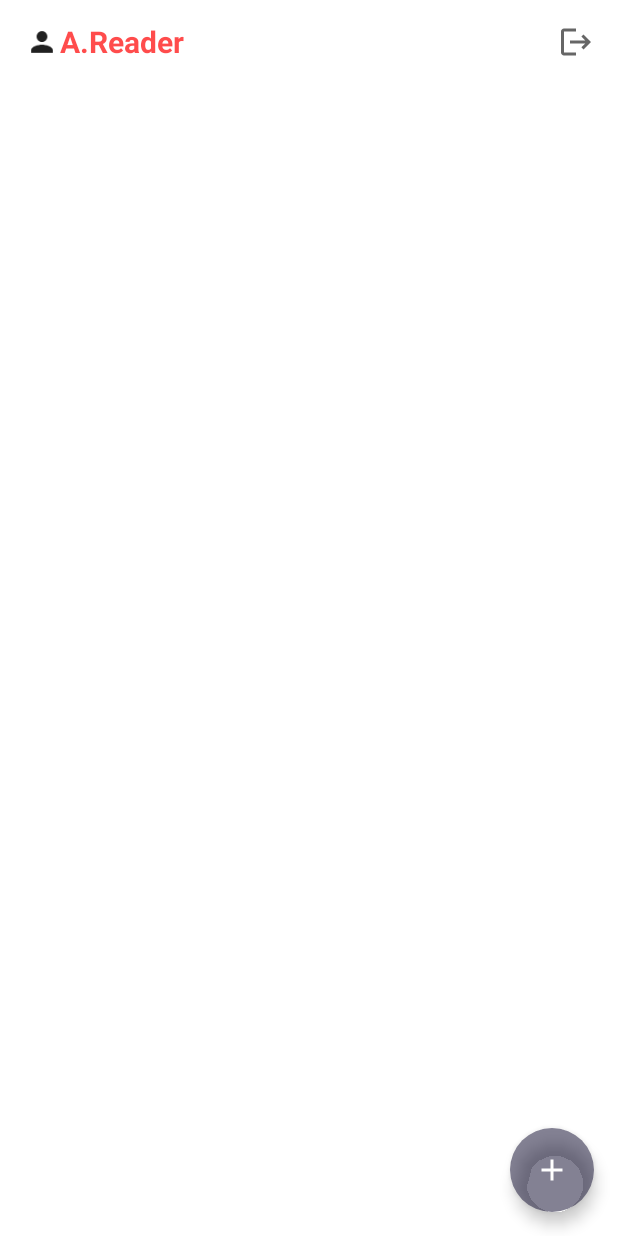
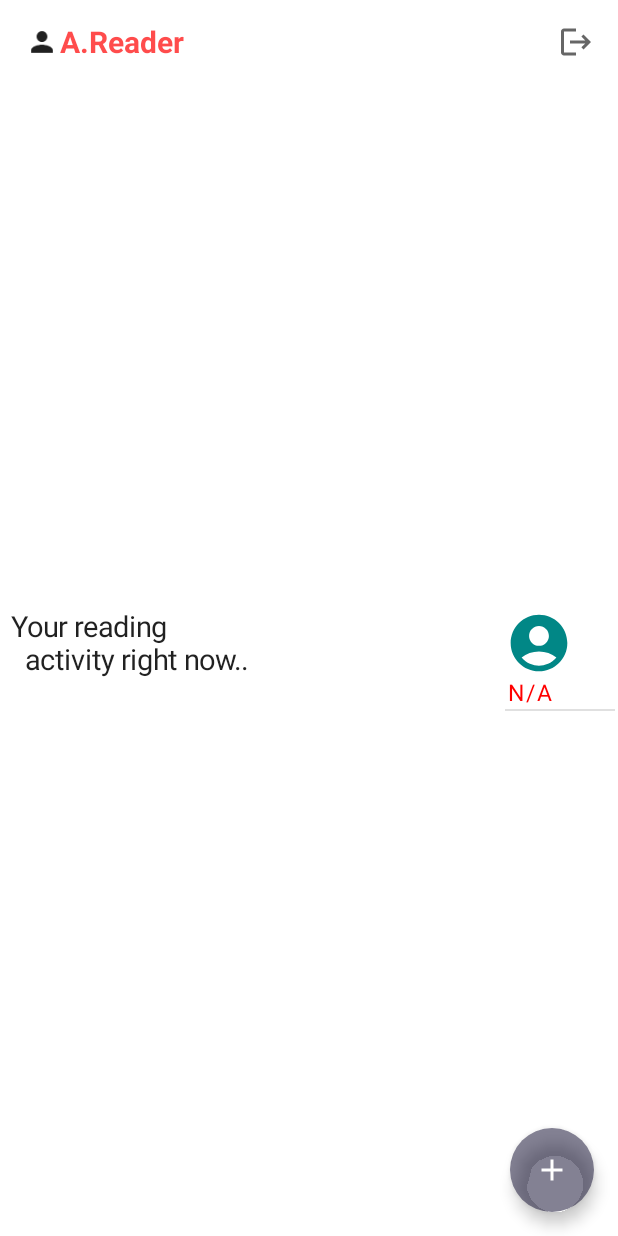
Before and after one commit to krystianmakowski/AppReader, an Android app built with Jetpack Compose: the HomeScreen screen opened through its navigation route, on a phone screen of 412 x 824 dp. Run offline under Robolectric (Android 15) with nearby library versions, the phone set to English and light mode, and no system bars; our stand-ins replace Dagger/Hilt's generated code, Firebase (no records; nobody signed in at launch, a user with empty details on screens opened directly).

Commit message:
HomeScreen

```diff
--- a/app/src/main/java/com/makowski/appreader/components/Components.kt
+++ b/app/src/main/java/com/makowski/appreader/components/Components.kt
@@ -1,26 +1,36 @@
 package com.makowski.appreader.components
 
-import androidx.compose.foundation.layout.fillMaxWidth
-import androidx.compose.foundation.layout.padding
+import androidx.compose.foundation.layout.*
+import androidx.compose.foundation.shape.RoundedCornerShape
 import androidx.compose.foundation.text.KeyboardActions
 import androidx.compose.foundation.text.KeyboardOptions
-import androidx.compose.material.IconButton
-import androidx.compose.material.MaterialTheme
-import androidx.compose.material.OutlinedTextField
-import androidx.compose.material.Text
+import androidx.compose.material.*
 import androidx.compose.material.icons.Icons
+import androidx.compose.material.icons.filled.Add
 import androidx.compose.material.icons.filled.Close
+import androidx.compose.material.icons.filled.Logout
+import androidx.compose.material.icons.filled.Person
 import androidx.compose.runtime.Composable
 import androidx.compose.runtime.MutableState
+import androidx.compose.ui.Alignment
 import androidx.compose.ui.Modifier
+import androidx.compose.ui.draw.clip
+import androidx.compose.ui.draw.scale
 import androidx.compose.ui.graphics.Color
 import androidx.compose.ui.text.TextStyle
+import androidx.compose.ui.text.font.FontStyle
+import androidx.compose.ui.text.font.FontWeight
 import androidx.compose.ui.text.input.ImeAction
 import androidx.compose.ui.text.input.KeyboardType
 import androidx.compose.ui.text.input.PasswordVisualTransformation
 import androidx.compose.ui.text.input.VisualTransformation
+import androidx.compose.ui.text.style.TextAlign
 import androidx.compose.ui.unit.dp
 import androidx.compose.ui.unit.sp
+import androidx.navigation.NavController
+import com.google.firebase.auth.FirebaseAuth
+import com.makowski.appreader.R
+import com.makowski.appreader.navigation.ReaderScreens
 
 @Composable
 fun ReaderLogo(modifier: Modifier = Modifier) {
@@ -119,3 +129,64 @@ fun PasswordVisibility(passwordVisibility: MutableState<Boolean>) {
     }
 
 }
+
+@Composable
+fun ReaderAppBar(
+    title: String,
+    showProfile: Boolean = true,
+    navController: NavController
+){
+    TopAppBar(
+        title = {
+            Row(verticalAlignment = Alignment.CenterVertically) {
+                if (showProfile) {
+                    Icon(
+                        imageVector = Icons.Default.Person,
+                        contentDescription = "Logo icon",
+                        modifier = Modifier
+                            .clip(
+                                RoundedCornerShape(12.dp)
+                            )
+                            .scale(0.9f)
+                    )
+                }
+                Text(
+                    text = title,
+                    color = Color.Red.copy(alpha = 0.7f),
+                    style = TextStyle(fontWeight = FontWeight.Bold, fontSize = 20.sp))
+                Spacer(modifier = Modifier.width(150.dp))
+
+            }
+        },
+        actions = {
+            IconButton(onClick = {
+                FirebaseAuth.getInstance().signOut().run {
+                    navController.navigate(ReaderScreens.LoginScreen.name)
+                } }) {
+                Icon(imageVector = Icons.Filled.Logout, contentDescription = "Logout icon")
+            }
+        },
+        backgroundColor = Color.Transparent,
+        elevation = 0.dp)
+
+}
+
+@Composable
+fun FABContent(onTap: () -> Unit) {
+    FloatingActionButton(
+        onClick = { onTap() },
+        shape = RoundedCornerShape(50.dp),
+        backgroundColor = Color(R.color.actionbutton)
+    ) {
+        Icon(imageVector = Icons.Default.Add, contentDescription = "Add a book", tint = Color.White)
+    }
+}
+
+@Composable
+fun TitleSection(modifier: Modifier = Modifier, label: String){
+    Surface(modifier = modifier.padding(start = 5.dp, top = 1.dp)) {
+        Column() {
+            Text(text = label, fontStyle = FontStyle.Normal, fontSize = 19.sp, textAlign = TextAlign.Left)
+        }
+    }
+}
--- a/app/src/main/java/com/makowski/appreader/screens/home/ReaderHomeScreen.kt
+++ b/app/src/main/java/com/makowski/appreader/screens/home/ReaderHomeScreen.kt
@@ -1,34 +1,33 @@
 package com.makowski.appreader.screens.home
 
 import androidx.compose.foundation.Image
-import androidx.compose.foundation.layout.Row
-import androidx.compose.foundation.layout.Spacer
-import androidx.compose.foundation.layout.fillMaxSize
-import androidx.compose.foundation.layout.width
+import androidx.compose.foundation.clickable
+import androidx.compose.foundation.layout.*
 import androidx.compose.foundation.shape.RoundedCornerShape
 import androidx.compose.material.*
 import androidx.compose.material.icons.Icons
-import androidx.compose.material.icons.filled.Add
-import androidx.compose.material.icons.filled.Logout
-import androidx.compose.material.icons.filled.Person
+import androidx.compose.material.icons.filled.AccountCircle
 import androidx.compose.runtime.Composable
 import androidx.compose.ui.Alignment
 import androidx.compose.ui.Modifier
-import androidx.compose.ui.draw.clip
-import androidx.compose.ui.draw.scale
 import androidx.compose.ui.graphics.Color
-import androidx.compose.ui.res.painterResource
-import androidx.compose.ui.text.TextStyle
-import androidx.compose.ui.text.font.FontWeight
+import androidx.compose.ui.platform.LocalContext
+import androidx.compose.ui.text.style.TextOverflow
+import androidx.compose.ui.tooling.preview.Preview
 import androidx.compose.ui.unit.dp
 import androidx.compose.ui.unit.sp
 import androidx.navigation.NavController
+import coil.compose.rememberImagePainter
 import com.google.firebase.auth.FirebaseAuth
-import com.makowski.appreader.R
+import com.makowski.appreader.components.FABContent
+import com.makowski.appreader.components.ReaderAppBar
+import com.makowski.appreader.components.TitleSection
+import com.makowski.appreader.model.MBook
 import com.makowski.appreader.navigation.ReaderScreens
 
+@Preview
 @Composable
-fun HomeScreen(navController: NavController){
+fun HomeScreen(navController: NavController = NavController(LocalContext.current)){
     Scaffold(
         topBar = {
                  ReaderAppBar(title = "A.Reader", navController = navController)
@@ -39,59 +38,84 @@ fun HomeScreen(navController: NavController){
             } }
     ) {
         Surface(modifier = Modifier.fillMaxSize()) {
-            //homecontent
+            HomeContent(navController)
         }
     }
 
 }
 
 @Composable
-fun ReaderAppBar(
-    title: String,
-    showProfile: Boolean = true,
-    navController: NavController){
-    TopAppBar(
-        title = {
-                Row(verticalAlignment = Alignment.CenterVertically) {
-                    if (showProfile) {
-                        Icon(
-                            imageVector = Icons.Default.Person,
-                            contentDescription = "Logo icon",
-                            modifier = Modifier
-                                .clip(
-                                    RoundedCornerShape(12.dp)
-                                )
-                                .scale(0.9f)
-                        )
-                    }
-                    Text(
-                        text = title,
-                        color = Color.Red.copy(alpha = 0.7f),
-                        style = TextStyle(fontWeight = FontWeight.Bold, fontSize = 20.sp))
-                    Spacer(modifier = Modifier.width(150.dp))
+fun HomeContent(navController: NavController){
+    val email = FirebaseAuth.getInstance().currentUser?.email
+    val currentUserName = if (!email.isNullOrEmpty())
+        FirebaseAuth.getInstance().currentUser?.email?.split("@")?.get(0)
+    else "N/A"
+    Column(modifier = Modifier.padding(2.dp), verticalArrangement = Arrangement.SpaceEvenly) {
+        Row(modifier = Modifier.align(alignment = Alignment.Start)) {
+            TitleSection(label = "Your reading \n "+" activity right now..")
+            Spacer(modifier = Modifier.fillMaxWidth(0.7f))
+            Column {
+                Icon(
+                    imageVector = Icons.Filled.AccountCircle,
+                    contentDescription = "profile",
+                    modifier = Modifier
+                        .clickable { navController.navigate(ReaderScreens.ReaderStatsScreen.name) }
+                        .size(45.dp),
+                    tint = MaterialTheme.colors.secondaryVariant)
+                Text(
+                    text = currentUserName!!,
+                    modifier = Modifier.padding(2.dp),
+                    style = MaterialTheme.typography.overline,
+                    color = Color.Red,
+                    fontSize = 15.sp,
+                    maxLines = 1,
+                    overflow = TextOverflow.Clip)
+                Divider()
+            }
+
+        }
+
+    }
+}
+
+@Preview
+@Composable
+fun ListCard(book: MBook = MBook("123asd","Harry Potter","J.K.Rowlings", "blah blah blah"), onPressDetails: (String) -> Unit = {}) {
+    val context = LocalContext.current
+    val resources = context.resources
+    val displayMetrics = resources.displayMetrics
+    val screenWidth = displayMetrics.widthPixels / displayMetrics.density
+    val spacing = 10.dp
+    Card(
+        shape = RoundedCornerShape(29.dp),
+        backgroundColor = Color.White,
+        elevation = 6.dp,
+        modifier = Modifier
+            .padding(6.dp)
+            .height(242.dp)
+            .width(202.dp)
+            .clickable { onPressDetails.invoke(book.title.toString()) }) {
+        Column(modifier = Modifier.width(screenWidth.dp - (spacing * 2)), horizontalAlignment = Alignment.Start) {
+            Row(horizontalArrangement = Arrangement.Center) {
+                Image(
+                    painter = rememberImagePainter(data = ""),
+                    contentDescription = "book image",
+                    modifier = Modifier
+                        .height(140.dp)
+                        .width(100.dp)
+                        .padding(4.dp)
+                )
+                Spacer(modifier = Modifier.width(50.dp))
+                Column() {
 
                 }
-        },
-        actions = {
-                  IconButton(onClick = {
-                      FirebaseAuth.getInstance().signOut().run {
-                          navController.navigate(ReaderScreens.LoginScreen.name)
-                      } }) {
-                      Icon(imageVector = Icons.Filled.Logout, contentDescription = "Logout icon")
-                  }
-        },
-        backgroundColor = Color.Transparent,
-        elevation = 0.dp)
+            }
+        }
+    }
+}
+
+
+@Composable
+fun ReadingRightNowArea(books: List<MBook>, navController: NavController){
 
 }
-
-@Composable
-fun FABContent(onTap: () -> Unit) {
-    FloatingActionButton(
-        onClick = { onTap() },
-        shape = RoundedCornerShape(50.dp),
-        backgroundColor = Color(R.color.actionbutton)
-    ) {
-        Icon(imageVector = Icons.Default.Add, contentDescription = "Add a book", tint = Color.White)
-    }
-}
--- a/app/src/main/java/com/makowski/appreader/screens/stats/ReaderStatsScreen.kt
+++ b/app/src/main/java/com/makowski/appreader/screens/stats/ReaderStatsScreen.kt
@@ -1,9 +1,10 @@
 package com.makowski.appreader.screens.stats
 
+import androidx.compose.material.Text
 import androidx.compose.runtime.Composable
 import androidx.navigation.NavController
 
 @Composable
 fun StatsScreen(navController: NavController){
-
+    Text(text = "Stats screen")
 }
```
Also changed, not shown: app/src/main/java/com/makowski/appreader/model/MBook.kt (added, +8 -0 lines).
